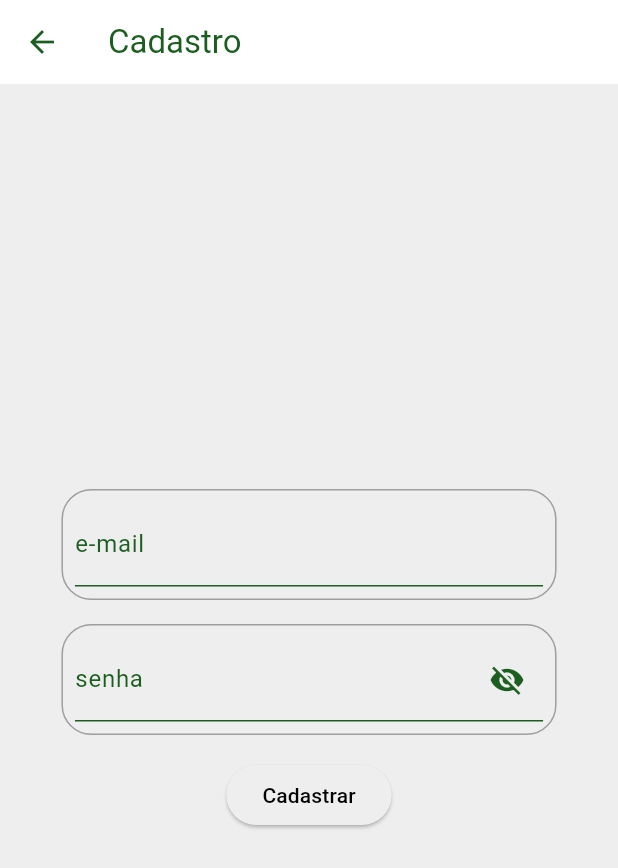
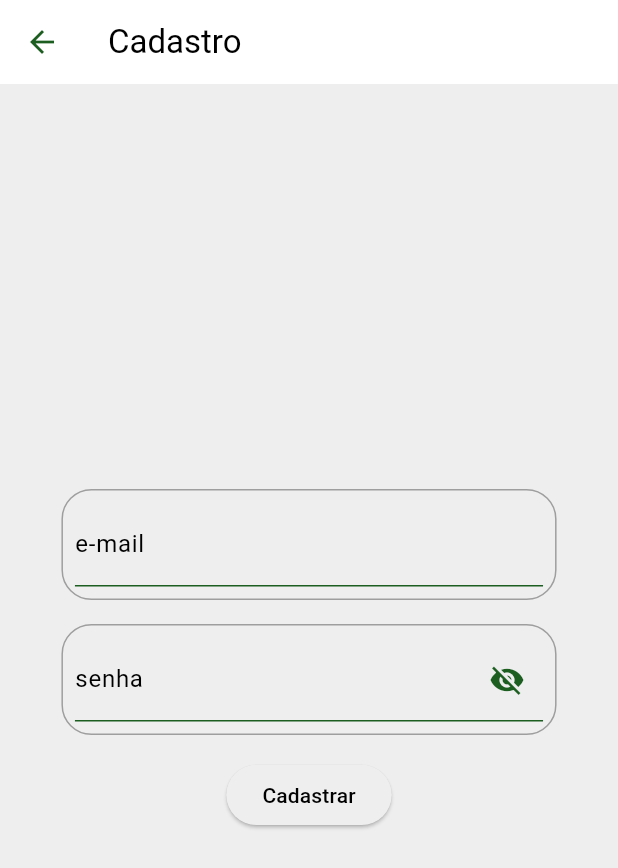
Before and after one commit to linard999/projeto_programacao_dispositivos_moveis, a Flutter app: the screen it shows after launch, after a tap on "Cadastrar", on a phone screen of 412 x 824 dp. Shown: the top 868 px of the screen. Run offline on Flutter 3.47's test engine with Material 3 defaults, Android fonts, the phone set to English and light mode, and no system bars; network calls fail.

Commit message:
adicionada permissão internet e melhora nas telas de login e cadastro

```diff
--- a/lib/main.dart
+++ b/lib/main.dart
@@ -3,7 +3,6 @@
 import 'package:projeto_programacao_dispositivos_moveis/tema.dart';
 import 'package:projeto_programacao_dispositivos_moveis/telas/tela_ajuda.dart';
 import 'package:projeto_programacao_dispositivos_moveis/telas/tela_dados.dart';
-import 'package:projeto_programacao_dispositivos_moveis/telas/tela_home.dart';
 import 'package:projeto_programacao_dispositivos_moveis/telas/tela_login.dart';
 import 'package:projeto_programacao_dispositivos_moveis/telas/tela_cadastro.dart';
 import 'package:projeto_programacao_dispositivos_moveis/telas/myhomepage.dart';
@@ -25,7 +24,15 @@
       title: 'Projeto Flutter Programação para Dispositivos Móveis 2023.2',
       debugShowCheckedModeBanner: false,
       theme: Provider.of<TemaDinamico>(context).tema,
-      home: const TelaLogin(),
+      //home: const TelaLogin(),
+      initialRoute: '/login',
+      routes: {
+        '/login': (context) => const TelaLogin(),
+        '/cadastro': (context) => const TelaCadastro(),
+        '/dados': (context) => const TelaDados(),
+        '/ajuda': (context) => const TelaAjuda(),
+        '/home': (context) => const MyHomePage(title: 'Projeto Flutter'),
+      },
     );
   }
 }
--- a/lib/telas/tela_cadastro.dart
+++ b/lib/telas/tela_cadastro.dart
@@ -23,7 +23,7 @@ class _TelaCadastroState extends State<TelaCadastro> {
     return Scaffold(
       appBar: AppBar(
         backgroundColor: Theme.of(context).colorScheme.background,
-        title: const Text('Cadastro'),
+        title: Text('Cadastro', style: TextStyle(color: Theme.of(context).colorScheme.primary)),
       ),
       body: Center(
         child: Padding(
@@ -123,6 +123,7 @@ class _CustomTextFieldState extends State<CustomTextField> {
   Widget build(BuildContext context) {
     return TextField(
       decoration: InputDecoration(
+        labelStyle: TextStyle(color: Theme.of(context).colorScheme.primary),
         labelText: widget.labelText,
         suffixIcon: widget.isObscure ? IconButton(
           icon: Icon(_visibility ? Icons.visibility : Icons.visibility_off),
@@ -131,6 +132,7 @@ class _CustomTextFieldState extends State<CustomTextField> {
       ),
       obscureText: widget.isObscure && !_visibility,
       controller: widget.controller,
+      style: TextStyle(color: Theme.of(context).colorScheme.primary),
     );
   }
 }
--- a/lib/telas/tela_login.dart
+++ b/lib/telas/tela_login.dart
@@ -2,8 +2,6 @@ import 'dart:convert';
 
 import 'package:flutter/material.dart';
 import 'package:projeto_programacao_dispositivos_moveis/api/signin_service.dart';
-import 'package:projeto_programacao_dispositivos_moveis/telas/tela_cadastro.dart';
-import 'package:projeto_programacao_dispositivos_moveis/telas/myhomepage.dart';
 
 class TelaLogin extends StatefulWidget {
   const TelaLogin({super.key});
@@ -24,7 +22,7 @@ class _TelaLoginState extends State<TelaLogin> {
     return Scaffold(
       appBar: AppBar(
         backgroundColor: Theme.of(context).colorScheme.background,
-        title: const Text('Login'),
+        title: Text('Login', style: TextStyle(color: Theme.of(context).colorScheme.primary)),
       ),
       body: Center(
         child: Padding(
@@ -60,6 +58,7 @@ class _TelaLoginState extends State<TelaLogin> {
                   onPressed: () async{
                     String resposta = await SignIn.signIn(emailField.controller.text, passwordField.controller.text);
                     dynamic res = jsonDecode(resposta);
+                    print(res);
                     if(res['error'] != null){
                       String message = res['error']['message'];
                       if(message == 'TOO_MANY_ATTEMPTS_TRY_LATER'){
@@ -67,12 +66,8 @@ class _TelaLoginState extends State<TelaLogin> {
                       } else{
                         ScaffoldMessenger.of(context).showSnackBar(SnackBar(content: Text('E-mail ou senha incorretos!')));
                       }
-                      passwordField.controller.clear();
                     } else {
-                      Navigator.of(context).pushReplacement(
-                        MaterialPageRoute(
-                          builder: (context) => const MyHomePage(title: 'Projeto Flutter'),
-                      ));
+                      Navigator.pushReplacementNamed(context, '/home');
                     }
                   },
                   child: const Text('Login'),
@@ -82,10 +77,7 @@ class _TelaLoginState extends State<TelaLogin> {
                 padding: const EdgeInsets.all(8.0),
                 child: ElevatedButton(
                   onPressed: () {
-                    Navigator.of(context).push(
-                      MaterialPageRoute(
-                        builder: (context) => const TelaCadastro(),
-                    ));
+                    Navigator.pushNamed(context, '/cadastro');
                   },
                   child: const Text('Cadastrar'),
                 ),
@@ -125,13 +117,18 @@ class _CustomTextFieldState extends State<CustomTextField> {
   Widget build(BuildContext context) {
     return TextField(
       decoration: InputDecoration(
+        labelStyle: TextStyle(color: Theme.of(context).colorScheme.primary),
         labelText: widget.labelText,
         suffixIcon: widget.isObscure ? IconButton(
           icon: Icon(_visibility ? Icons.visibility : Icons.visibility_off),
           onPressed: _toggleVisibility,
         ) : null,
       ),
+      onTapOutside: null,
+      onChanged: null,
+      onEditingComplete: null,
       obscureText: widget.isObscure && !_visibility,
+      style: TextStyle(color: Theme.of(context).colorScheme.primary),
       controller: widget.controller,
     );
   }
```
Also changed, not shown: lib/telas/tela_dados.dart (+22 -17 lines), lib/telas/tela_home.dart (+10 -4 lines), 1 other file.
